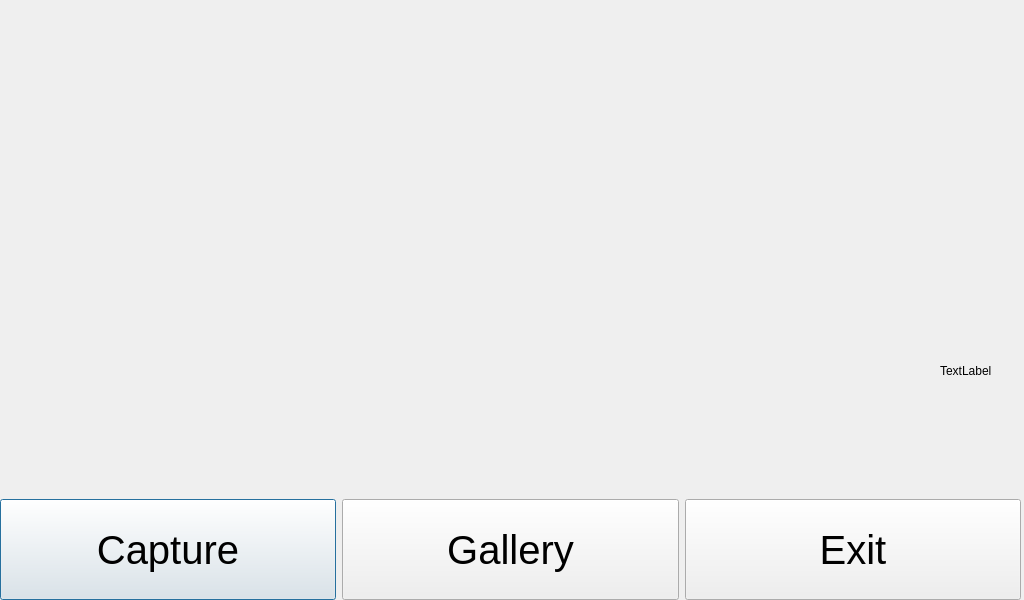
csyouk/Multimedia, file multimedia/project/cameradialog.ui: the form before one commit.
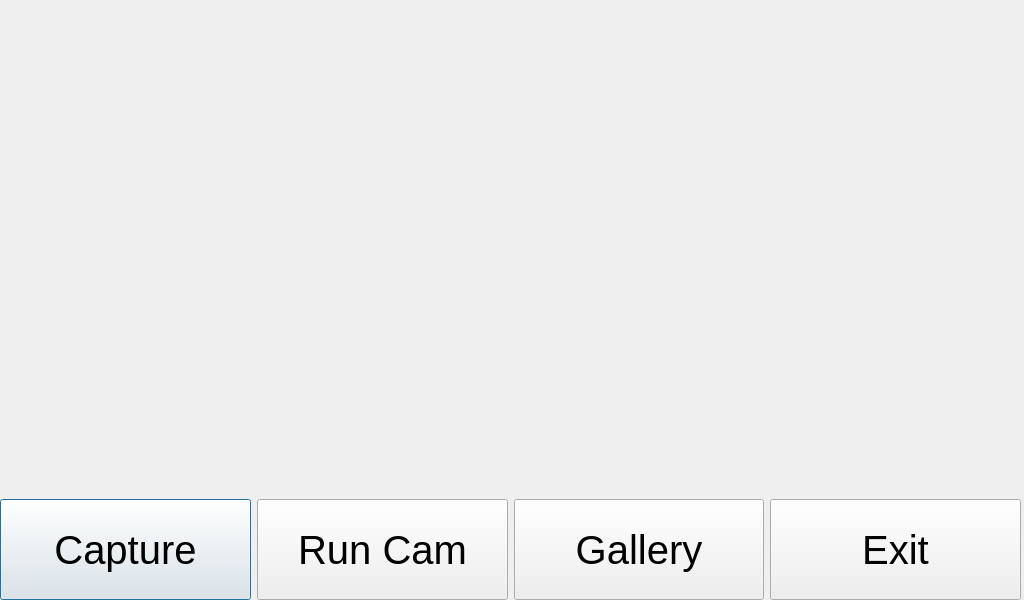
The form after the commit.

```diff
--- a/multimedia/project/cameradialog.ui
+++ b/multimedia/project/cameradialog.ui
@@ -47,6 +47,24 @@
       </property>
      </widget>
     </item>
+    <item>
+     <widget class="QPushButton" name="runButton">
+      <property name="maximumSize">
+       <size>
+        <width>513</width>
+        <height>100000</height>
+       </size>
+      </property>
+      <property name="font">
+       <font>
+        <pointsize>30</pointsize>
+       </font>
+      </property>
+      <property name="text">
+       <string>Run Cam</string>
+      </property>
+     </widget>
+    </item>
     <item>
      <widget class="QPushButton" name="galleryButton">
       <property name="maximumSize">
@@ -85,19 +103,6 @@
     </item>
    </layout>
   </widget>
-  <widget class="QLabel" name="myLabel">
-   <property name="geometry">
-    <rect>
-     <x>940</x>
-     <y>330</y>
-     <width>58</width>
-     <height>81</height>
-    </rect>
-   </property>
-   <property name="text">
-    <string>TextLabel</string>
-   </property>
-  </widget>
  </widget>
  <resources/>
  <connections/>
```
